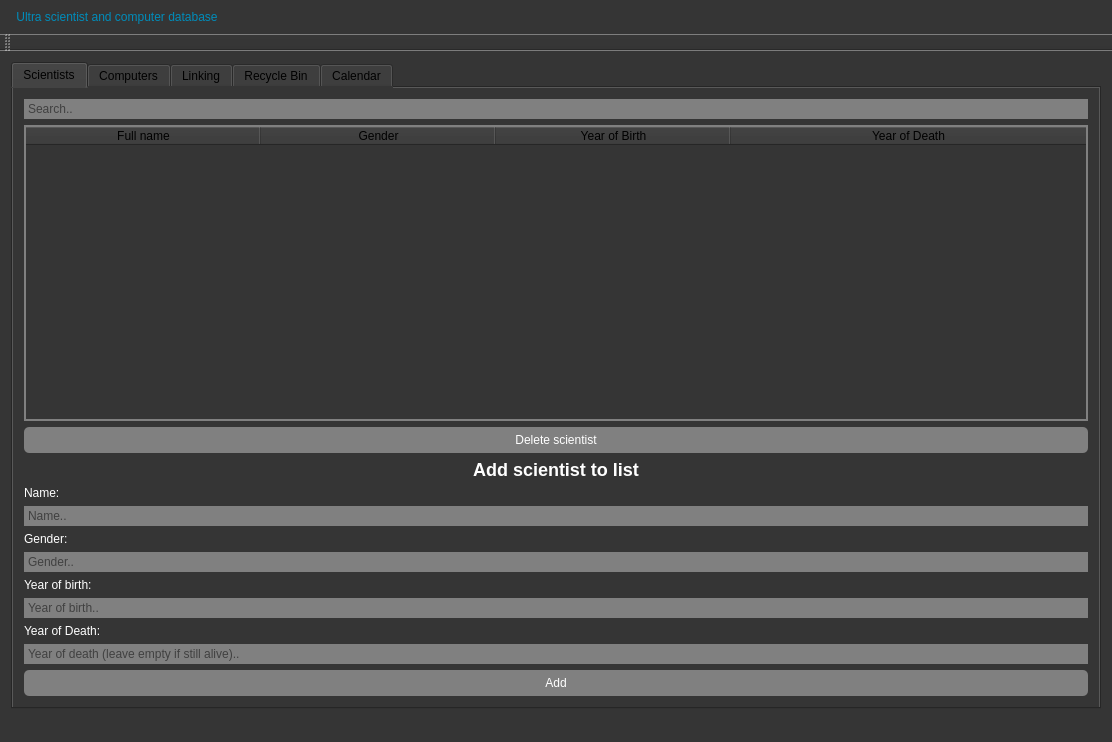
Qt form VerklegtNamskeidH3/mainwindow.ui (Eytor/VerklegtNamskeid) before a commit.
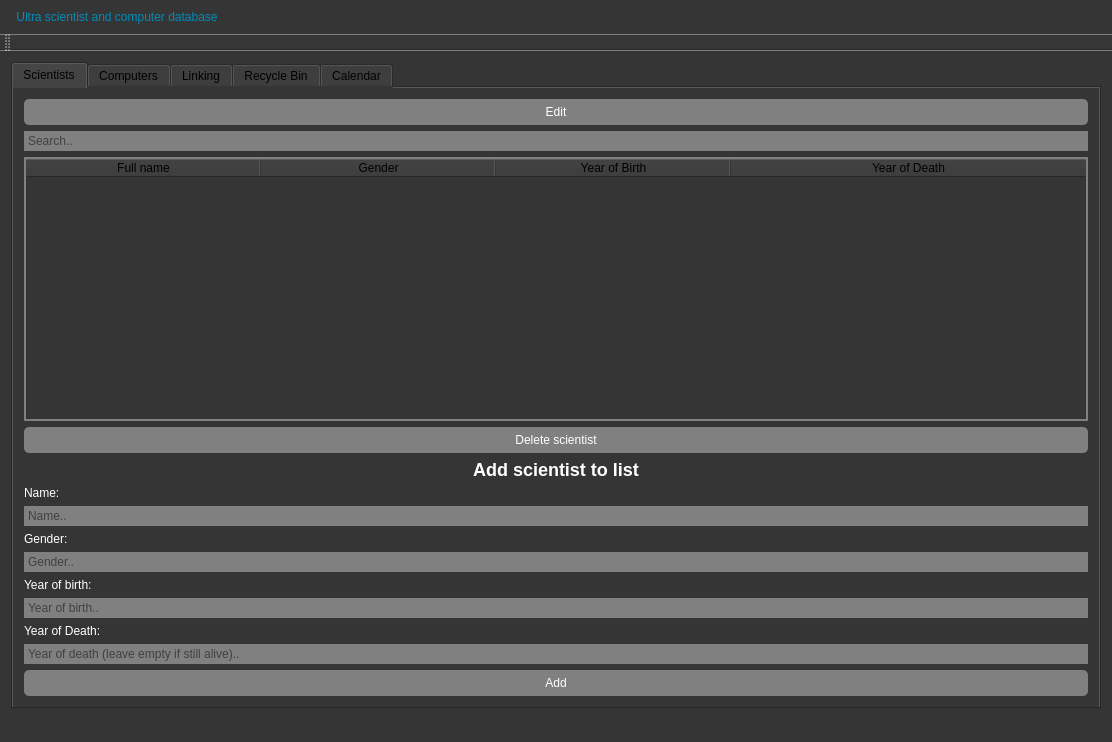
The same form after that commit. The open tabs and pages were chosen to show the change.

Commit message: gerði second dialogue fyrir edit

The edit to the form file:
```diff
--- a/VerklegtNamskeidH3/mainwindow.ui
+++ b/VerklegtNamskeidH3/mainwindow.ui
@@ -112,6 +112,13 @@
         <string>Scientists</string>
        </attribute>
        <layout class="QVBoxLayout" name="verticalLayout_2">
+        <item>
+         <widget class="QPushButton" name="edit_button">
+          <property name="text">
+           <string>Edit</string>
+          </property>
+         </widget>
+        </item>
         <item>
          <widget class="QLineEdit" name="scientist_search">
           <property name="text">
```
Left out of the diff: 4 changed lines with no effect on the pictures. The commit also changes 6 other files.
